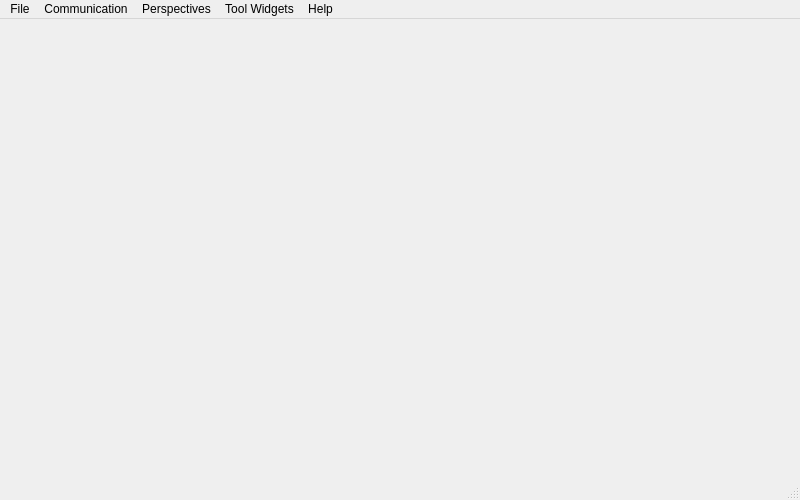
Old version of the form src/ui/MainWindow.ui in the repository mavlink/qgroundcontrol.
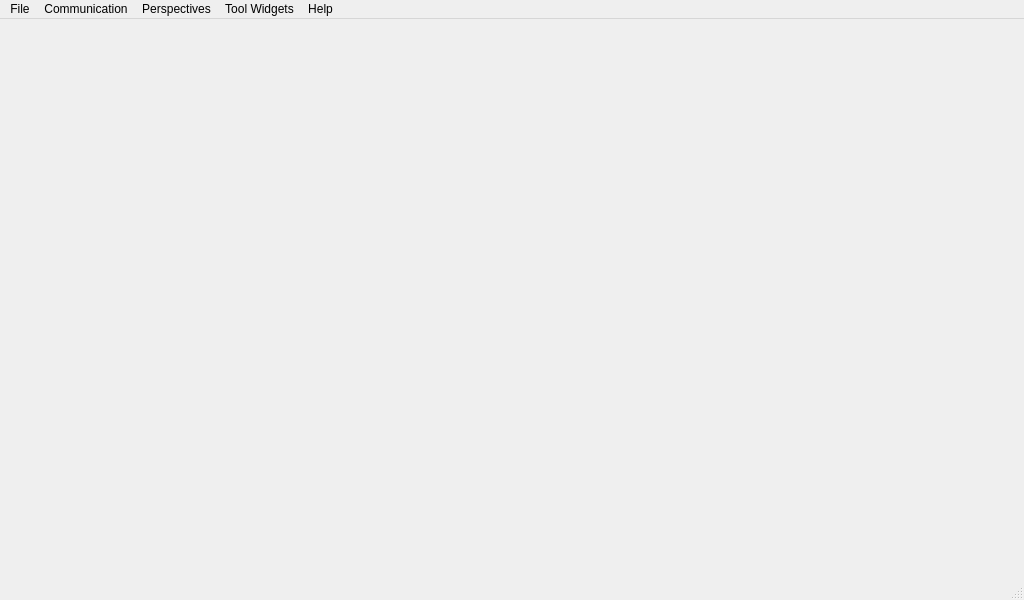
New version of the form. Icons and pictures are not drawn.

Patch:
```diff
--- a/src/ui/MainWindow.ui
+++ b/src/ui/MainWindow.ui
@@ -6,14 +6,14 @@
    <rect>
     <x>0</x>
     <y>0</y>
-    <width>800</width>
-    <height>500</height>
+    <width>1024</width>
+    <height>600</height>
    </rect>
   </property>
   <property name="minimumSize">
    <size>
-    <width>800</width>
-    <height>500</height>
+    <width>1024</width>
+    <height>600</height>
    </size>
   </property>
   <property name="baseSize">
@@ -50,8 +50,8 @@
     <rect>
      <x>0</x>
      <y>0</y>
-     <width>800</width>
-     <height>21</height>
+     <width>1024</width>
+     <height>22</height>
     </rect>
    </property>
    <widget class="QMenu" name="menuMGround">
```
